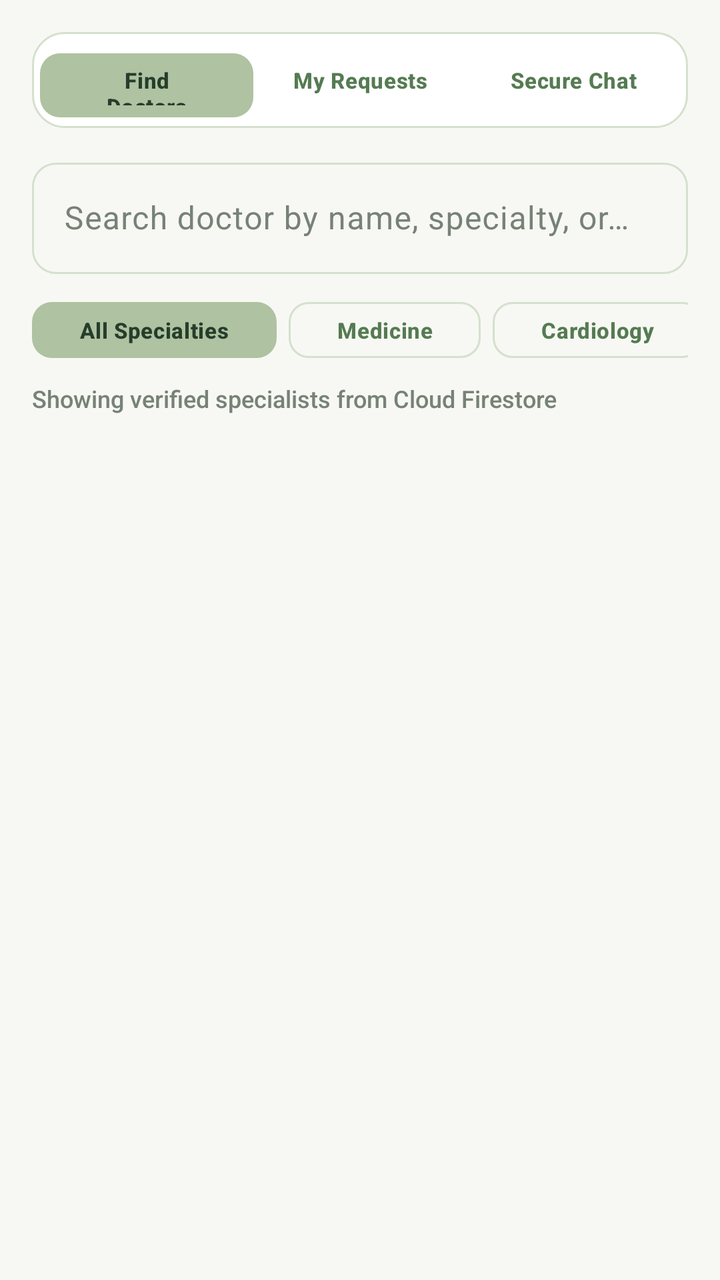
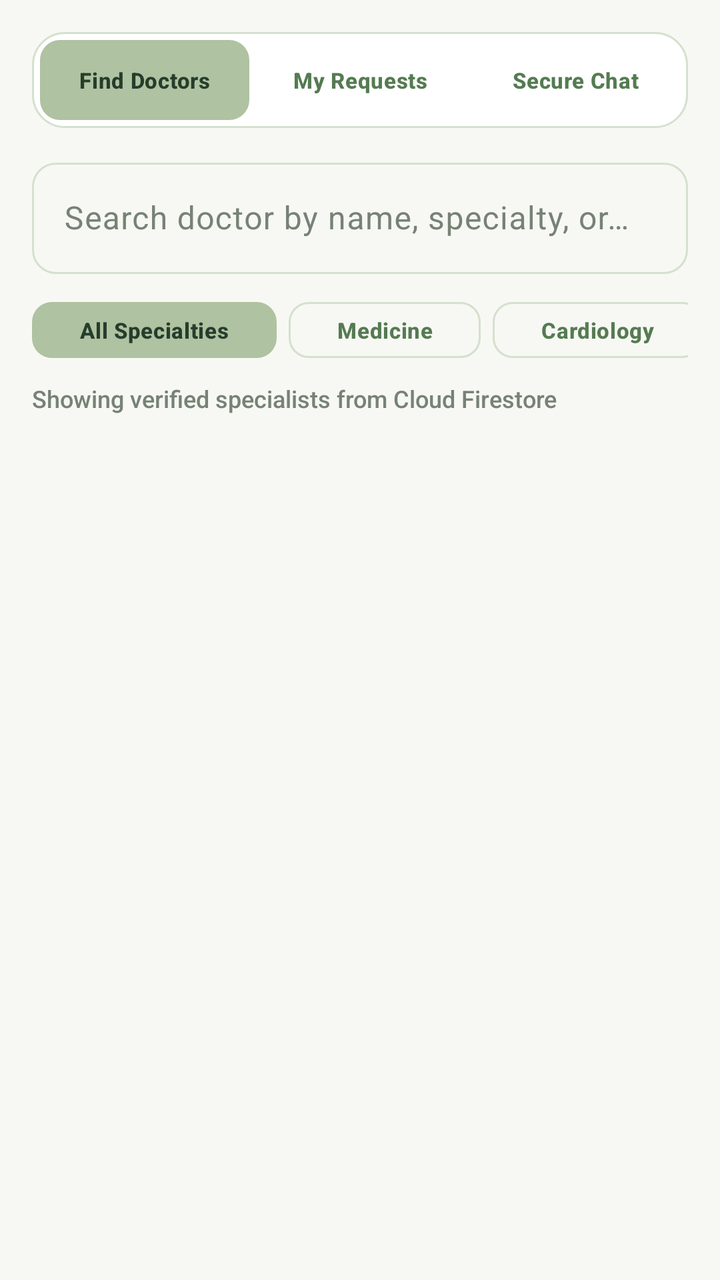

Two renders of the same Android screen: before a commit and after it. Below are the layout's source before the change and the commit's diff.
<!-- AndroidManifest.xml: application theme Theme.AROHI -->
<!-- res/layout/fragment_patient_doctors.xml -->
<?xml version="1.0" encoding="utf-8"?>
<LinearLayout xmlns:android="http://schemas.android.com/apk/res/android"
    xmlns:app="http://schemas.android.com/apk/res-auto"
    android:layout_width="match_parent"
    android:layout_height="match_parent"
    android:background="@color/arohi_soft_ivory"
    android:orientation="vertical"
    android:padding="16dp">

    
    <LinearLayout
        android:layout_width="match_parent"
        android:layout_height="wrap_content"
        android:background="@drawable/bg_card_elevated"
        android:orientation="horizontal"
        android:padding="4dp">

        <com.google.android.material.button.MaterialButton
            android:id="@+id/btnModeFindDoctors"
            style="@style/Widget.Material3.Button.TonalButton"
            android:layout_width="0dp"
            android:layout_height="40dp"
            android:layout_weight="1"
            android:text="Find Doctors"
            android:textAllCaps="false"
            android:textSize="11sp"
            app:cornerRadius="10dp" />

        <com.google.android.material.button.MaterialButton
            android:id="@+id/btnModeMyRequests"
            style="@style/Widget.Material3.Button.TextButton"
            android:layout_width="0dp"
            android:layout_height="40dp"
            android:layout_weight="1"
            android:text="My Requests"
            android:textAllCaps="false"
            android:textSize="11sp"
            app:cornerRadius="10dp" />

        <com.google.android.material.button.MaterialButton
            android:id="@+id/btnModeMyMessages"
            style="@style/Widget.Material3.Button.TextButton"
            android:layout_width="0dp"
            android:layout_height="40dp"
            android:layout_weight="1"
            android:text="Secure Chat"
            android:textAllCaps="false"
            android:textSize="11sp"
            app:cornerRadius="10dp" />
    </LinearLayout>

    
    
    
    <LinearLayout
        android:id="@+id/layoutFindDoctorsSection"
        android:layout_width="match_parent"
        android:layout_height="0dp"
        android:layout_marginTop="12dp"
        android:layout_weight="1"
        android:orientation="vertical"
        android:visibility="visible">

        <com.google.android.material.textfield.TextInputLayout
            android:id="@+id/tilSearchDoctor"
            style="@style/Widget.Material3.TextInputLayout.OutlinedBox"
            android:layout_width="match_parent"
            android:layout_height="wrap_content"
            android:hint="Search doctor by name, specialty, or qualification">

            <com.google.android.material.textfield.TextInputEditText
                android:id="@+id/etSearchDoctor"
                android:layout_width="match_parent"
                android:layout_height="wrap_content"
                android:inputType="text"
                android:maxLines="1" />
        </com.google.android.material.textfield.TextInputLayout>

        
        <HorizontalScrollView
            android:layout_width="match_parent"
            android:layout_height="wrap_content"
            android:layout_marginTop="10dp"
            android:scrollbars="none">

            <LinearLayout
                android:layout_width="wrap_content"
                android:layout_height="wrap_content"
                android:orientation="horizontal">

                <com.google.android.material.button.MaterialButton
                    android:id="@+id/btnSpecAll"
                    style="@style/Widget.Material3.Button.TonalButton"
                    android:layout_width="wrap_content"
                    android:layout_height="36dp"
                    android:layout_marginEnd="6dp"
                    android:text="All Specialties"
                    android:textAllCaps="false"
                    android:textSize="11sp"
                    app:cornerRadius="10dp" />

                <com.google.android.material.button.MaterialButton
                    android:id="@+id/btnSpecMedicine"
                    style="@style/Widget.Material3.Button.OutlinedButton"
                    android:layout_width="wrap_content"
                    android:layout_height="36dp"
                    android:layout_marginEnd="6dp"
                    android:text="Medicine"
                    android:textAllCaps="false"
                    android:textSize="11sp"
                    app:cornerRadius="10dp" />

                <com.google.android.material.button.MaterialButton
                    android:id="@+id/btnSpecCardiology"
                    style="@style/Widget.Material3.Button.OutlinedButton"
                    android:layout_width="wrap_content"
                    android:layout_height="36dp"
                    android:layout_marginEnd="6dp"
                    android:text="Cardiology"
                    android:textAllCaps="false"
                    android:textSize="11sp"
                    app:cornerRadius="10dp" />

                <com.google.android.material.button.MaterialButton
                    android:id="@+id/btnSpecNeurology"
                    style="@style/Widget.Material3.Button.OutlinedButton"
                    android:layout_width="wrap_content"
                    android:layout_height="36dp"
                    android:layout_marginEnd="6dp"
                    android:text="Neurology"
                    android:textAllCaps="false"
                    android:textSize="11sp"
                    app:cornerRadius="10dp" />

                <com.google.android.material.button.MaterialButton
                    android:id="@+id/btnSpecPediatrics"
                    style="@style/Widget.Material3.Button.OutlinedButton"
                    android:layout_width="wrap_content"
                    android:layout_height="36dp"
                    android:layout_marginEnd="6dp"
                    android:text="Pediatrics"
                    android:textAllCaps="false"
                    android:textSize="11sp"
                    app:cornerRadius="10dp" />

                <com.google.android.material.button.MaterialButton
                    android:id="@+id/btnSpecOrthopedics"
                    style="@style/Widget.Material3.Button.OutlinedButton"
                    android:layout_width="wrap_content"
                    android:layout_height="36dp"
                    android:layout_marginEnd="6dp"
                    android:text="Orthopedics"
                    android:textAllCaps="false"
                    android:textSize="11sp"
                    app:cornerRadius="10dp" />

                <com.google.android.material.button.MaterialButton
                    android:id="@+id/btnSpecGynecology"
                    style="@style/Widget.Material3.Button.OutlinedButton"
                    android:layout_width="wrap_content"
                    android:layout_height="36dp"
                    android:layout_marginEnd="6dp"
                    android:text="Gynecology"
                    android:textAllCaps="false"
                    android:textSize="11sp"
                    app:cornerRadius="10dp" />

                <com.google.android.material.button.MaterialButton
                    android:id="@+id/btnSpecSurgery"
                    style="@style/Widget.Material3.Button.OutlinedButton"
                    android:layout_width="wrap_content"
                    android:layout_height="36dp"
                    android:text="Surgery"
                    android:textAllCaps="false"
                    android:textSize="11sp"
                    app:cornerRadius="10dp" />
            </LinearLayout>
        </HorizontalScrollView>

        <TextView
            android:id="@+id/tvDoctorsResultSummary"
            android:layout_width="match_parent"
            android:layout_height="wrap_content"
            android:layout_marginTop="8dp"
            android:fontFamily="sans-serif-medium"
            android:text="Showing verified specialists from Cloud Firestore"
            android:textColor="@color/arohi_slate_muted"
            android:textSize="12sp" />

        <TextView
            android:id="@+id/tvEmptyDoctors"
            android:layout_width="match_parent"
            android:layout_height="wrap_content"
            android:layout_marginTop="14dp"
            android:background="@drawable/bg_card_elevated"
            android:fontFamily="sans-serif"
            android:gravity="center"
            android:padding="24dp"
            android:text="No verified doctors match your current filter. Only doctors approved by Hospital Administration appear in Patient Discovery."
            android:textColor="@color/arohi_slate_muted"
            android:textSize="13sp"
            android:visibility="gone" />

        <androidx.recyclerview.widget.RecyclerView
            android:id="@+id/rvVerifiedDoctors"
            android:layout_width="match_parent"
            android:layout_height="0dp"
            android:layout_marginTop="8dp"
            android:layout_weight="1" />
    </LinearLayout>

    
    
    
    <LinearLayout
        android:id="@+id/layoutMyRequestsSection"
        android:layout_width="match_parent"
        android:layout_height="0dp"
        android:layout_marginTop="12dp"
        android:layout_weight="1"
        android:orientation="vertical"
        android:visibility="gone">

        <LinearLayout
            android:layout_width="match_parent"
            android:layout_height="wrap_content"
            android:orientation="horizontal">

            <com.google.android.material.button.MaterialButton
                android:id="@+id/btnReqFilterAll"
                style="@style/Widget.Material3.Button.TonalButton"
                android:layout_width="wrap_content"
                android:layout_height="36dp"
                android:layout_marginEnd="6dp"
                android:text="All"
                android:textAllCaps="false"
                android:textSize="11sp"
                app:cornerRadius="10dp" />

            <com.google.android.material.button.MaterialButton
                android:id="@+id/btnReqFilterPending"
                style="@style/Widget.Material3.Button.OutlinedButton"
                android:layout_width="wrap_content"
                android:layout_height="36dp"
                android:layout_marginEnd="6dp"
                android:text="Pending"
                android:textAllCaps="false"
                android:textSize="11sp"
                app:cornerRadius="10dp" />

            <com.google.android.material.button.MaterialButton
                android:id="@+id/btnReqFilterAccepted"
                style="@style/Widget.Material3.Button.OutlinedButton"
                android:layout_width="wrap_content"
                android:layout_height="36dp"
                android:text="Accepted"
                android:textAllCaps="false"
                android:textSize="11sp"
                app:cornerRadius="10dp" />
        </LinearLayout>

        <TextView
            android:id="@+id/tvEmptyPatientRequests"
            android:layout_width="match_parent"
            android:layout_height="wrap_content"
            android:layout_marginTop="14dp"
            android:background="@drawable/bg_card_elevated"
            android:fontFamily="sans-serif"
            android:gravity="center"
            android:padding="24dp"
            android:text="You have not sent any consultation requests yet. Switch to 'Find Doctors' to request a consultation."
            android:textColor="@color/arohi_slate_muted"
            android:textSize="13sp"
            android:visibility="gone" />

        <androidx.recyclerview.widget.RecyclerView
            android:id="@+id/rvPatientRequests"
            android:layout_width="match_parent"
            android:layout_height="0dp"
            android:layout_marginTop="10dp"
            android:layout_weight="1" />
    </LinearLayout>

    
    
    
    <LinearLayout
        android:id="@+id/layoutPatientConversationsSection"
        android:layout_width="match_parent"
        android:layout_height="0dp"
        android:layout_marginTop="12dp"
        android:layout_weight="1"
        android:orientation="vertical"
        android:visibility="gone">

        <LinearLayout
            android:layout_width="match_parent"
            android:layout_height="wrap_content"
            android:gravity="center_vertical"
            android:orientation="horizontal">

            <TextView
                android:layout_width="0dp"
                android:layout_height="wrap_content"
                android:layout_weight="1"
                android:fontFamily="sans-serif-bold"
                android:text="Authorized Doctor Conversations"
                android:textColor="@color/arohi_charcoal_text"
                android:textSize="14sp" />

            <com.google.android.material.button.MaterialButton
                android:id="@+id/btnPatientNotificationsAlert"
                style="@style/Widget.Material3.Button.OutlinedButton"
                android:layout_width="wrap_content"
                android:layout_height="36dp"
                android:text="Alerts"
                android:textAllCaps="false"
                android:textSize="11sp"
                app:cornerRadius="10dp" />
        </LinearLayout>

        <TextView
            android:id="@+id/tvEmptyPatientConversations"
            android:layout_width="match_parent"
            android:layout_height="wrap_content"
            android:layout_marginTop="14dp"
            android:background="@drawable/bg_card_elevated"
            android:fontFamily="sans-serif"
            android:gravity="center"
            android:padding="24dp"
            android:text="Secure messaging becomes available only after a verified doctor accepts your consultation request."
            android:textColor="@color/arohi_slate_muted"
            android:textSize="13sp"
            android:visibility="gone" />

        <androidx.recyclerview.widget.RecyclerView
            android:id="@+id/rvPatientConversations"
            android:layout_width="match_parent"
            android:layout_height="0dp"
            android:layout_marginTop="10dp"
            android:layout_weight="1" />
    </LinearLayout>

</LinearLayout>
<!-- resources referenced by this layout -->
<resources>
  <color name="arohi_charcoal_text">#26332A</color>
  <color name="arohi_slate_muted">#778276</color>
  <color name="arohi_soft_ivory">#F7F8F3</color>
  <!-- drawable bg_card_elevated (drawable) -->
  <?xml version="1.0" encoding="utf-8"?>
  <shape xmlns:android="http://schemas.android.com/apk/res/android"
      android:shape="rectangle">
      <solid android:color="@color/surface_card" />
      <stroke
          android:width="1dp"
          android:color="@color/border_stroke" />
      <corners android:radius="16dp" />
  </shape>
  <color name="surface_card">#FFFFFF</color>
  <color name="border_stroke">#D5E0CE</color>
  <color name="primary_moss_green">#557B52</color>
  <color name="white">#FFFFFF</color>
  <color name="pale_mint">#E8EFE2</color>
  <color name="deep_forest_green">#263D2B</color>
  <color name="secondary_sage">#819B75</color>
  <color name="soft_sage">#AFC2A1</color>
  <color name="status_emergency">#C94B4B</color>
  <color name="status_emergency_bg">#FDECEC</color>
  <color name="warm_ivory">#F7F8F3</color>
  <color name="text_primary">#26332A</color>
  <color name="text_secondary">#778276</color>
  <style name="Widget.AROHI.Button.Primary" parent="Widget.Material3.Button">
          <item name="android:minHeight">@dimen/button_height</item>
          <item name="android:textColor">@color/white</item>
          <item name="android:textSize">15sp</item>
          <item name="android:textStyle">bold</item>
          <item name="android:letterSpacing">0.02</item>
          <item name="backgroundTint">@color/primary_moss_green</item>
          <item name="cornerRadius">@dimen/input_corner_radius</item>
          <item name="elevation">0dp</item>
      </style>
  <style name="Widget.AROHI.TextInputLayout" parent="Widget.Material3.TextInputLayout.OutlinedBox">
          <item name="boxBackgroundColor">@color/white</item>
          <item name="boxStrokeColor">@color/primary_moss_green</item>
          <item name="boxStrokeWidth">1dp</item>
          <item name="boxStrokeWidthFocused">2dp</item>
          <item name="boxCornerRadiusTopStart">@dimen/input_corner_radius</item>
          <item name="boxCornerRadiusTopEnd">@dimen/input_corner_radius</item>
          <item name="boxCornerRadiusBottomStart">@dimen/input_corner_radius</item>
          <item name="boxCornerRadiusBottomEnd">@dimen/input_corner_radius</item>
          <item name="hintTextColor">@color/primary_moss_green</item>
          <item name="errorTextColor">@color/status_emergency</item>
          <item name="boxStrokeErrorColor">@color/status_emergency</item>
      </style>
  <style name="Widget.AROHI.Card" parent="Widget.Material3.CardView.Elevated">
          <item name="cardBackgroundColor">@color/surface_card</item>
          <item name="cardCornerRadius">@dimen/radius_md</item>
          <item name="cardElevation">@dimen/card_elevation</item>
          <item name="strokeColor">@color/border_stroke</item>
          <item name="strokeWidth">@dimen/card_stroke_width</item>
      </style>
  <dimen name="button_height">54dp</dimen>
  <dimen name="input_corner_radius">12dp</dimen>
  <dimen name="radius_md">16dp</dimen>
  <dimen name="card_elevation">2dp</dimen>
  <dimen name="card_stroke_width">1dp</dimen>
  <!-- unchanged entries left out for length: 1 -->
</resources>

<!-- the commit's change to res/layout/fragment_patient_doctors.xml (unified diff, before → after) -->
@@ -20,7 +20,13 @@
             style="@style/Widget.Material3.Button.TonalButton"
             android:layout_width="0dp"
             android:layout_height="40dp"
+            android:layout_marginEnd="3dp"
             android:layout_weight="1"
+            android:insetTop="0dp"
+            android:insetBottom="0dp"
+            android:maxLines="1"
+            android:minWidth="0dp"
+            android:paddingHorizontal="4dp"
             android:text="Find Doctors"
             android:textAllCaps="false"
             android:textSize="11sp"
@@ -31,7 +37,13 @@
             style="@style/Widget.Material3.Button.TextButton"
             android:layout_width="0dp"
             android:layout_height="40dp"
+            android:layout_marginEnd="3dp"
             android:layout_weight="1"
+            android:insetTop="0dp"
+            android:insetBottom="0dp"
+            android:maxLines="1"
+            android:minWidth="0dp"
+            android:paddingHorizontal="4dp"
             android:text="My Requests"
             android:textAllCaps="false"
             android:textSize="11sp"
@@ -43,6 +55,11 @@
             android:layout_width="0dp"
             android:layout_height="40dp"
             android:layout_weight="1"
+            android:insetTop="0dp"
+            android:insetBottom="0dp"
+            android:maxLines="1"
+            android:minWidth="0dp"
+            android:paddingHorizontal="4dp"
             android:text="Secure Chat"
             android:textAllCaps="false"
             android:textSize="11sp"
@@ -229,9 +246,15 @@
             <com.google.android.material.button.MaterialButton
                 android:id="@+id/btnReqFilterAll"
                 style="@style/Widget.Material3.Button.TonalButton"
-                android:layout_width="wrap_content"
-                android:layout_height="36dp"
+                android:layout_width="0dp"
+                android:layout_height="38dp"
                 android:layout_marginEnd="6dp"
+                android:layout_weight="1"
+                android:insetTop="0dp"
+                android:insetBottom="0dp"
+                android:maxLines="1"
+                android:minWidth="0dp"
+                android:paddingHorizontal="6dp"
                 android:text="All"
                 android:textAllCaps="false"
                 android:textSize="11sp"
@@ -240,9 +263,15 @@
             <com.google.android.material.button.MaterialButton
                 android:id="@+id/btnReqFilterPending"
                 style="@style/Widget.Material3.Button.OutlinedButton"
-                android:layout_width="wrap_content"
-                android:layout_height="36dp"
+                android:layout_width="0dp"
+                android:layout_height="38dp"
                 android:layout_marginEnd="6dp"
+                android:layout_weight="1"
+                android:insetTop="0dp"
+                android:insetBottom="0dp"
+                android:maxLines="1"
+                android:minWidth="0dp"
+                android:paddingHorizontal="6dp"
                 android:text="Pending"
                 android:textAllCaps="false"
                 android:textSize="11sp"
@@ -251,8 +280,14 @@
             <com.google.android.material.button.MaterialButton
                 android:id="@+id/btnReqFilterAccepted"
                 style="@style/Widget.Material3.Button.OutlinedButton"
-                android:layout_width="wrap_content"
-                android:layout_height="36dp"
+                android:layout_width="0dp"
+                android:layout_height="38dp"
+                android:layout_weight="1"
+                android:insetTop="0dp"
+                android:insetBottom="0dp"
+                android:maxLines="1"
+                android:minWidth="0dp"
+                android:paddingHorizontal="6dp"
                 android:text="Accepted"
                 android:textAllCaps="false"
                 android:textSize="11sp"
